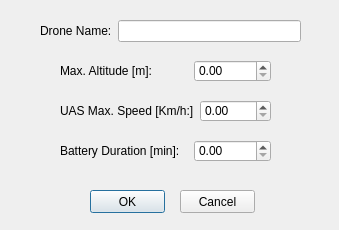
Qt form PluginFiles/NewDrone.ui (Marta1Rossi/DSP) before a commit.
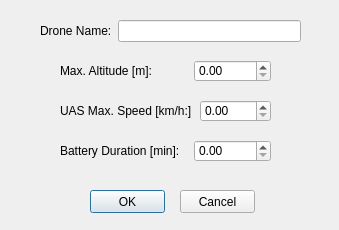
The same form after that commit.

Diff of the .ui file:
```diff
--- a/PluginFiles/NewDrone.ui
+++ b/PluginFiles/NewDrone.ui
@@ -87,7 +87,7 @@
     <item>
      <widget class="QLabel" name="label_3">
       <property name="text">
-       <string>UAS Max. Speed [Km/h:]</string>
+       <string>UAS Max. Speed [km/h:]</string>
       </property>
      </widget>
     </item>
```
